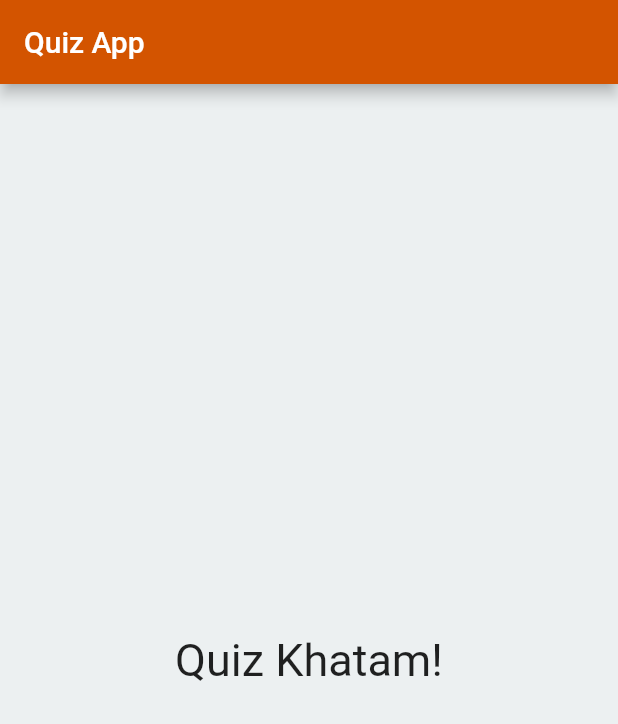
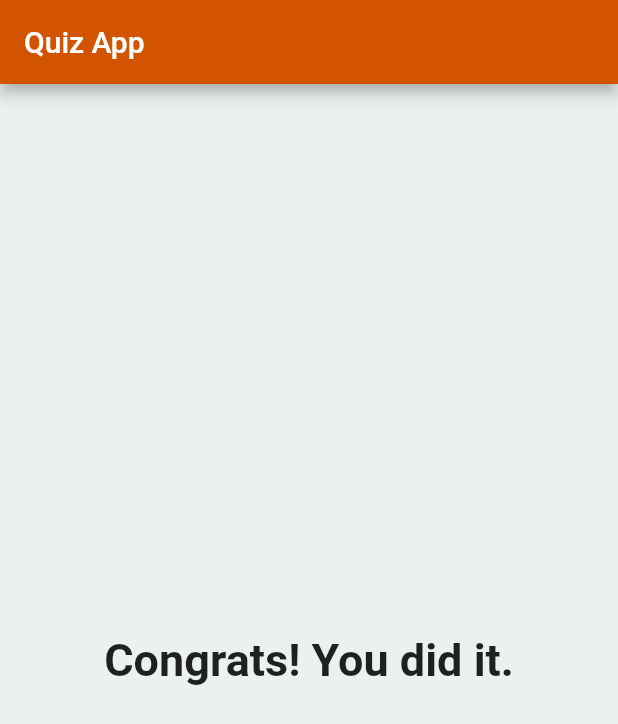
Before and after one commit to pranav230/Flutter-Projects, a Flutter app: the screen it shows after launch, after a tap on "ans1", after a tap on "ans22", after a tap on "ans333", on a phone screen of 412 x 824 dp. Shown: the top 724 px of the screen. Run offline on Flutter 3.47's test engine with Material 2 defaults, Android fonts, the phone set to English and light mode, and no system bars.

```diff
--- a/Quiz_app/lib/main.dart
+++ b/Quiz_app/lib/main.dart
@@ -13,6 +13,7 @@ class MyApp extends StatefulWidget {
 
 class _MyAppState extends State<MyApp> {
   var _questionIndex = 0;
+  int _totalScore = 0;
 
   List<Object> colorTheme = [
     #f39c12,
@@ -24,19 +25,36 @@ class _MyAppState extends State<MyApp> {
   static const _questions = [
     {
       'questionText': 'First Question',
-      'answers': ['ans1', 'ans2', 'ans3', 'ans4']
+      'answers': [
+        {'text': 'ans1', 'score': 1},
+        {'text': 'ans2', 'score': 0},
+        {'text': 'ans3', 'score': 0},
+        {'text': 'ans4', 'score': 0}
+      ]
     },
     {
       'questionText': 'Second Question',
-      'answers': ['ans11', 'ans22', 'ans33', 'ans44']
+      'answers': [
+        {'text': 'ans11', 'score': 0},
+        {'text': 'ans22', 'score': 1},
+        {'text': 'ans33', 'score': 0},
+        {'text': 'ans44', 'score': 0}
+      ]
     },
     {
       'questionText': 'Third Question',
-      'answers': ['ans111', 'ans222', 'ans333', 'ans444']
+      'answers': [
+        {'text': 'ans111', 'score': 0},
+        {'text': 'ans222', 'score': 0},
+        {'text': 'ans333', 'score': 1},
+        {'text': 'ans444', 'score': 0}
+      ]
     },
   ];
 
-  void _buttonPressed() {
+  void _buttonPressed(int score) {
+    _totalScore += score;
+
     setState(() {
       _questionIndex = (_questionIndex + 1);
     });
@@ -58,7 +76,7 @@ class _MyAppState extends State<MyApp> {
                 questions: _questions,
                 questionIndex: _questionIndex,
               )
-            : Result(),
+            : Result(_totalScore),
       ),
     );
   }
--- a/Quiz_app/lib/quiz.dart
+++ b/Quiz_app/lib/quiz.dart
@@ -21,8 +21,8 @@ class Quiz extends StatelessWidget {
         Question(
           questions[questionIndex]['questionText'],
         ),
-        ...(questions[questionIndex]['answers'] as List<String>).map((answer) {
-          return Answer(buttonPressed, answer);
+        ...(questions[questionIndex]['answers'] as List<Map<String,Object>>).map( (answer) {
+          return Answer(() => buttonPressed(answer['score']), answer['text']);
         }).toList(),
       ],
     );
--- a/Quiz_app/lib/result.dart
+++ b/Quiz_app/lib/result.dart
@@ -1,12 +1,33 @@
 import 'package:flutter/material.dart';
 
 class Result extends StatelessWidget {
+  final int resultScore;
+
+  Result(this.resultScore);
+
+  String get resultPhrase{
+    String resultText;
+
+    if(resultScore == 3)
+      resultText = 'Congrats! You did it.';
+    else if(resultScore > 0)
+      resultText = 'You atLeast got one of it';
+    else
+      resultText = 'You are not of any use';
+
+    return resultText;
+  }
+
   @override
   Widget build(BuildContext context) {
     return Center(
       child: Text(
-        'Quiz Khatam!',
-        style: TextStyle(fontSize: 30),
+        resultPhrase,
+        textAlign: TextAlign.center,
+        style: TextStyle(
+          fontSize: 30,
+          fontWeight: FontWeight.bold,
+        ),
       ),
     );
   }
```
